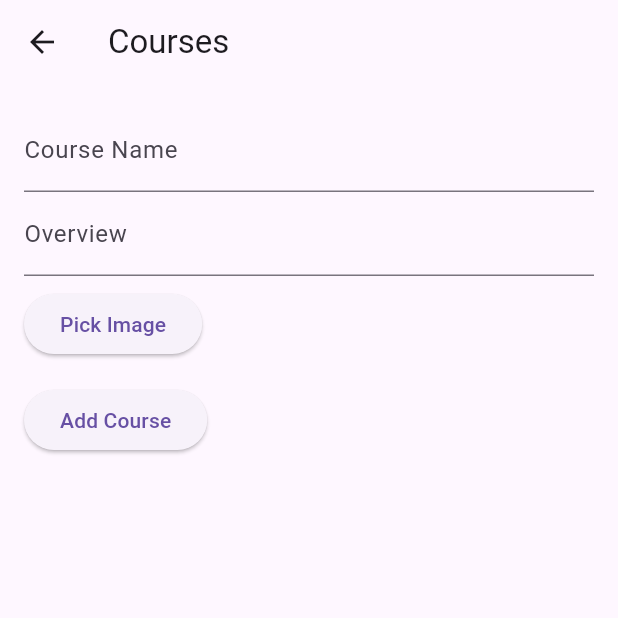
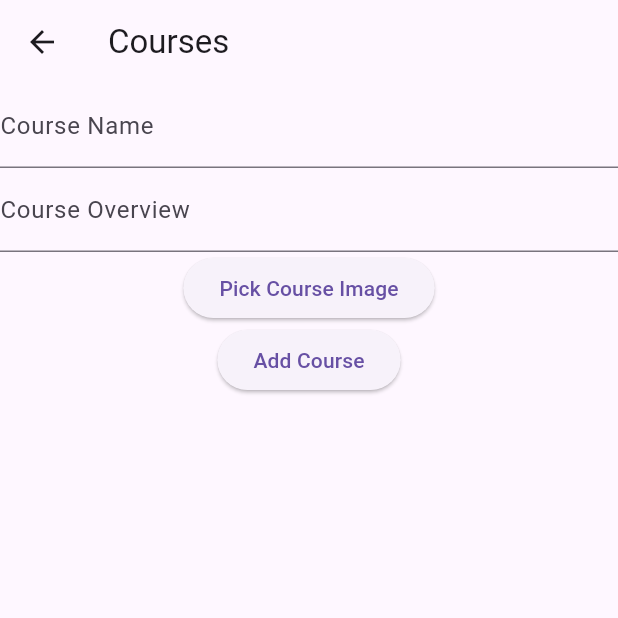
Before and after one commit to Ramzeus-svg/etqan, a Flutter app: the AdminPage screen opened directly, after a tap on "Courses", on a phone screen of 412 x 824 dp, the top half of it. Run offline on Flutter 3.47's test engine with Material 3 defaults, Android fonts, the phone set to English and light mode, and no system bars; our stand-ins replace cloud_firestore, firebase_auth, firebase_core, firebase_storage, image_picker, shared_preferences; missing offline and left inert: firebase_app_check; accounts and stored records are empty.

Commit message:
UI/UX Modifications

```diff
--- a/lib/admin_page.dart
+++ b/lib/admin_page.dart
@@ -11,6 +11,7 @@ class AdminPage extends StatefulWidget {
 }
 
 class _AdminPageState extends State<AdminPage> {
+  int _selectedIndex = 0;
   String? profilePictureUrl;
   String? adminName;
   final TextEditingController _courseNameController = TextEditingController();
@@ -45,7 +46,7 @@ class _AdminPageState extends State<AdminPage> {
               profilePictureUrl = await FirebaseStorage.instance.ref(profilePicturePath).getDownloadURL();
             }
 
-            adminName = data['name'] as String? ?? 'Unknown Admin'; // Provide default value if name is missing
+            adminName = data['name']?.split(' ')?.first ?? 'Unknown Admin';
           } else {
             print('No data found for admin email: $adminEmail');
           }
@@ -153,76 +154,79 @@ class _AdminPageState extends State<AdminPage> {
     ScaffoldMessenger.of(context).showSnackBar(SnackBar(content: Text('Payment confirmed')));
   }
 
+  void _onItemTapped(int index) {
+    setState(() {
+      _selectedIndex = index;
+    });
+  }
+
   @override
   Widget build(BuildContext context) {
-    return Scaffold(
-      appBar: AppBar(
-        title: Text('Admin Panel'),
-      ),
-      drawer: Drawer(
-        child: ListView(
-          padding: EdgeInsets.zero,
-          children: <Widget>[
-            DrawerHeader(
-              decoration: BoxDecoration(
-                color: Colors.blue,
-              ),
+    List<Widget> _pages = [
+      Scaffold(
+        body: Padding(
+          padding: EdgeInsets.all(4.0),
+          child: Column(
+            children: [
+              // Admin Greeting and Picture
+              Padding(
+                padding: const EdgeInsets.all(8.0),
                 child: Row(
                   children: [
                     profilePictureUrl != null
                         ? CircleAvatar(
-                    radius: 30,
+                      radius: 40,
                       backgroundImage: NetworkImage(profilePictureUrl!),
                     )
                         : CircularProgressIndicator(),
                     SizedBox(width: 16),
                     Text(
                       adminName != null ? 'Hi, Dr $adminName' : 'Loading...',
-                    style: TextStyle(color: Colors.white, fontSize: 20),
+                      style: TextStyle(fontSize: 24, fontWeight: FontWeight.bold),
                     ),
                   ],
                 ),
               ),
-            ListTile(
-              leading: Icon(Icons.settings),
-              title: Text('Settings'),
-              onTap: () {
-                // Navigate to settings page
-              },
-            ),
-            ListTile(
-              leading: Icon(Icons.logout),
-              title: Text('Logout'),
-              onTap: () {
-                // Implement logout functionality
-              },
-            ),
-            ListTile(
-              leading: Icon(Icons.roundabout_left),
-              title: Text('About'),
-              onTap: () {
-                // Implement about functionality
-              },
-            ),
-          ],
-        ),
-      ),
-      body: Padding(
-        padding: EdgeInsets.all(4.0),
+              Expanded(
                 child: GridView.count(
-          crossAxisCount: 4, // Number of columns
-          crossAxisSpacing: 8,
-          mainAxisSpacing: 8,
+                  crossAxisCount: 2, // Number of columns
+                  crossAxisSpacing: 4,
+                  mainAxisSpacing: 4,
                   children: [
                     _buildIconTile(Icons.person, 'Profile', _buildProfileSection),
                     _buildIconTile(Icons.book, 'Courses', _buildCoursesSection),
-            _buildIconTile(Icons.payment, 'Add Courses', _buildPaymentsSection),
                     _buildIconTile(Icons.announcement, 'Announcements', _buildAnnouncementsSection),
                     _buildIconTile(Icons.edit, 'Users', _buildUsersSection),
                     _buildIconTile(Icons.grade, 'Grades', _buildGradesSection),
                     _buildIconTile(Icons.payment, 'Payments', _buildPaymentsSection),
                   ],
                 ),
+              ),
+            ],
+          ),
+        ),
+      ),
+      Scaffold(
+        body: Center(child: Text('Settings Page')),
+      ),
+    ];
+
+    return Scaffold(
+      body: _pages[_selectedIndex],
+      bottomNavigationBar: BottomNavigationBar(
+        items: const <BottomNavigationBarItem>[
+          BottomNavigationBarItem(
+            icon: Icon(Icons.home),
+            label: 'Main',
+          ),
+          BottomNavigationBarItem(
+            icon: Icon(Icons.settings),
+            label: 'Settings',
+          ),
+        ],
+        currentIndex: _selectedIndex,
+        selectedItemColor: Colors.blue,
+        onTap: _onItemTapped,
       ),
     );
   }
@@ -243,9 +247,23 @@ class _AdminPageState extends State<AdminPage> {
         child: Column(
           mainAxisAlignment: MainAxisAlignment.center,
           children: [
-            Icon(icon, size: 50),
-            SizedBox(height: 10),
-            Text(title, style: TextStyle(fontSize: 16)),
+            Container(
+              decoration: BoxDecoration(
+                shape: BoxShape.circle,
+                color: Colors.white,
+              ),
+              padding: EdgeInsets.all(16),
+              child: Icon(
+                icon,
+                size: 40,
+                color: Colors.blue,
+              ),
+            ),
+            SizedBox(height: 8),
+            Text(
+              title,
+              style: TextStyle(fontSize: 16),
+            ),
           ],
         ),
       ),
@@ -258,16 +276,7 @@ class _AdminPageState extends State<AdminPage> {
         title: Text('Profile'),
       ),
       body: Center(
-        child: Column(
-          mainAxisAlignment: MainAxisAlignment.center,
-          children: [
-            profilePictureUrl != null
-                ? Image.network(profilePictureUrl!, width: 150, height: 150)
-                : CircularProgressIndicator(),
-            SizedBox(height: 16),
-            Text(adminName != null ? adminName! : 'Loading...', style: TextStyle(fontSize: 24)),
-          ],
-        ),
+        child: Text('Profile Section'),
       ),
     );
   }
@@ -277,19 +286,28 @@ class _AdminPageState extends State<AdminPage> {
       appBar: AppBar(
         title: Text('Courses'),
       ),
-      body: Padding(
-        padding: EdgeInsets.all(16.0),
+      body: Center(
         child: Column(
-          crossAxisAlignment: CrossAxisAlignment.start,
           children: [
-            TextField(controller: _courseNameController, decoration: InputDecoration(labelText: 'Course Name')),
-            TextField(controller: _courseOverviewController, decoration: InputDecoration(labelText: 'Overview')),
-            SizedBox(height: 8),
+            TextField(
+              controller: _courseNameController,
+              decoration: InputDecoration(labelText: 'Course Name'),
+            ),
+            TextField(
+              controller: _courseOverviewController,
+              decoration: InputDecoration(labelText: 'Course Overview'),
+            ),
+            ElevatedButton(
+              onPressed: _pickCourseImage,
+              child: Text('Pick Course Image'),
+            ),
             _courseImageUrl != null
                 ? Image.network(_courseImageUrl!)
-                : ElevatedButton(onPressed: _pickCourseImage, child: Text('Pick Image')),
-            SizedBox(height: 16),
-            ElevatedButton(onPressed: _addCourse, child: Text('Add Course')),
+                : Container(),
+            ElevatedButton(
+              onPressed: _addCourse,
+              child: Text('Add Course'),
+            ),
           ],
         ),
       ),
@@ -301,15 +319,21 @@ class _AdminPageState extends State<AdminPage> {
       appBar: AppBar(
         title: Text('Announcements'),
       ),
-      body: Padding(
-        padding: EdgeInsets.all(16.0),
+      body: Center(
         child: Column(
-          crossAxisAlignment: CrossAxisAlignment.start,
           children: [
-            TextField(controller: _announcementController, decoration: InputDecoration(labelText: 'Announcement Name')),
-            TextField(controller: _announcementContentController, decoration: InputDecoration(labelText: 'Content')),
-            SizedBox(height: 16),
-            ElevatedButton(onPressed: _addAnnouncement, child: Text('Add Announcement')),
+            TextField(
+              controller: _announcementController,
+              decoration: InputDecoration(labelText: 'Announcement Name'),
+            ),
+            TextField(
+              controller: _announcementContentController,
+              decoration: InputDecoration(labelText: 'Announcement Content'),
+            ),
+            ElevatedButton(
+              onPressed: _addAnnouncement,
+              child: Text('Add Announcement'),
+            ),
           ],
         ),
       ),
@@ -317,37 +341,76 @@ class _AdminPageState extends State<AdminPage> {
   }
 
   Widget _buildUsersSection() {
-    // Implement users section UI and logic here
     return Scaffold(
       appBar: AppBar(
         title: Text('Users'),
       ),
       body: Center(
-        child: Text('Users Section'),
+        child: Column(
+          children: [
+            TextField(
+              controller: _userNameController,
+              decoration: InputDecoration(labelText: 'User Name'),
+            ),
+            ElevatedButton(
+              onPressed: () {
+                // Update user information with a specific user ID
+                _updateUser('userId');
+              },
+              child: Text('Update User Information'),
+            ),
+          ],
+        ),
       ),
     );
   }
 
   Widget _buildGradesSection() {
-    // Implement grades section UI and logic here
     return Scaffold(
       appBar: AppBar(
         title: Text('Grades'),
       ),
       body: Center(
-        child: Text('Grades Section'),
+        child: Column(
+          children: [
+            TextField(
+              controller: _gradeController,
+              decoration: InputDecoration(labelText: 'Grade'),
+            ),
+            ElevatedButton(
+              onPressed: () {
+                // Add grade for a specific student ID
+                _addGrade('studentId');
+              },
+              child: Text('Add Grade'),
+            ),
+          ],
+        ),
       ),
     );
   }
 
   Widget _buildPaymentsSection() {
-    // Implement payments section UI and logic here
     return Scaffold(
       appBar: AppBar(
         title: Text('Payments'),
       ),
       body: Center(
-        child: Text('Payments Section'),
+        child: Column(
+          children: [
+            TextField(
+              controller: _paymentIdController,
+              decoration: InputDecoration(labelText: 'Payment ID'),
+            ),
+            ElevatedButton(
+              onPressed: () {
+                // Confirm payment with a specific payment ID
+                _confirmPayment('paymentId');
+              },
+              child: Text('Confirm Payment'),
+            ),
+          ],
+        ),
       ),
     );
   }
```
Also changed, not shown: lib/admin_login_page.dart (+17 -21 lines), lib/login_page.dart (+0 -9 lines). Lines whose indentation alone changed are shown as unchanged.
